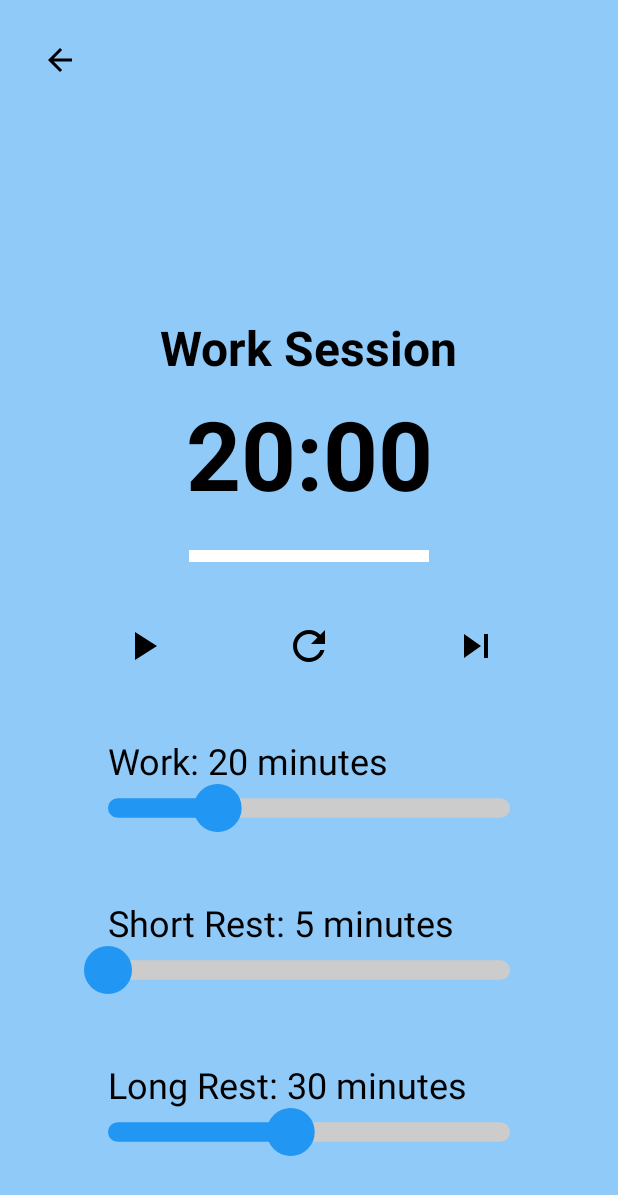
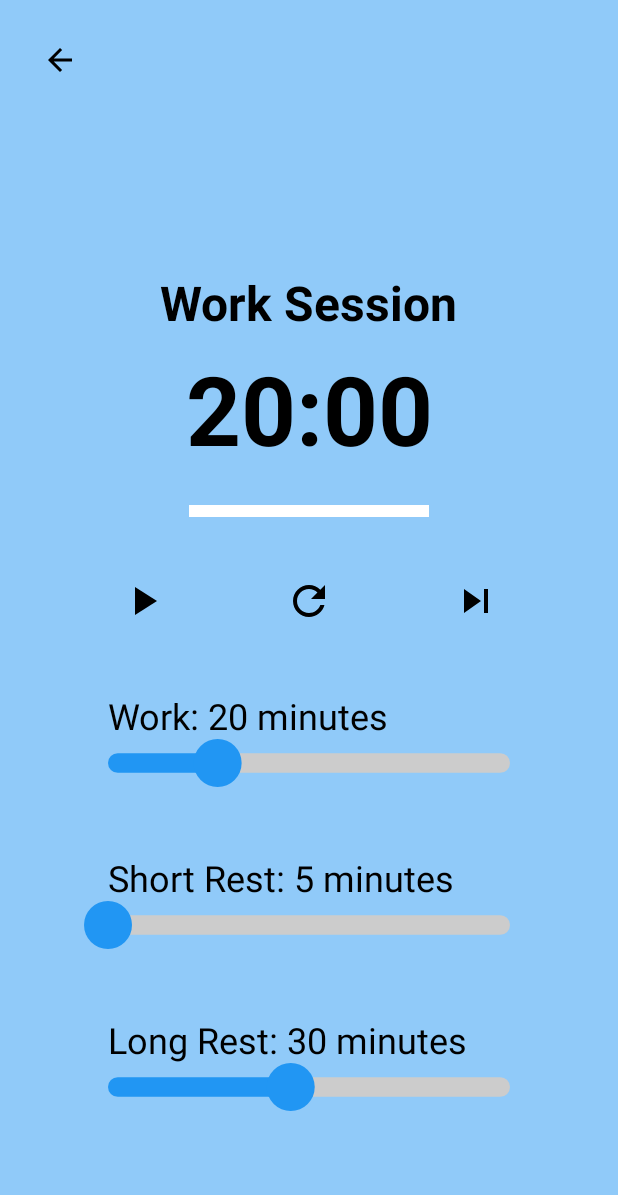
Before and after one commit to pierre-teodoresco/ChillBox, an Android app built with Jetpack Compose: the PomodoroScreen screen opened through its navigation route, on a phone screen of 412 x 824 dp. Shown: the top 1195 px of the screen. Run offline under Robolectric (Android 15) with nearby library versions, the phone set to English and light mode, and no system bars.

Commit message:
change pomodor

```diff
--- a/app/src/main/java/com/example/chillbox/ui/pomodoro/PomodoroScreen.kt
+++ b/app/src/main/java/com/example/chillbox/ui/pomodoro/PomodoroScreen.kt
@@ -65,7 +65,7 @@ fun PomodoroScreen(
             BackButton(navController = navController, scaleFactor = scaleFactor)
         }
 
-        Spacer(modifier = Modifier.height((150 * scaleFactor).dp))
+        Spacer(modifier = Modifier.height((120 * scaleFactor).dp))
 
         // Session Type Display (Work Session, Rest Session, Long Rest Session)
         Text(
```
